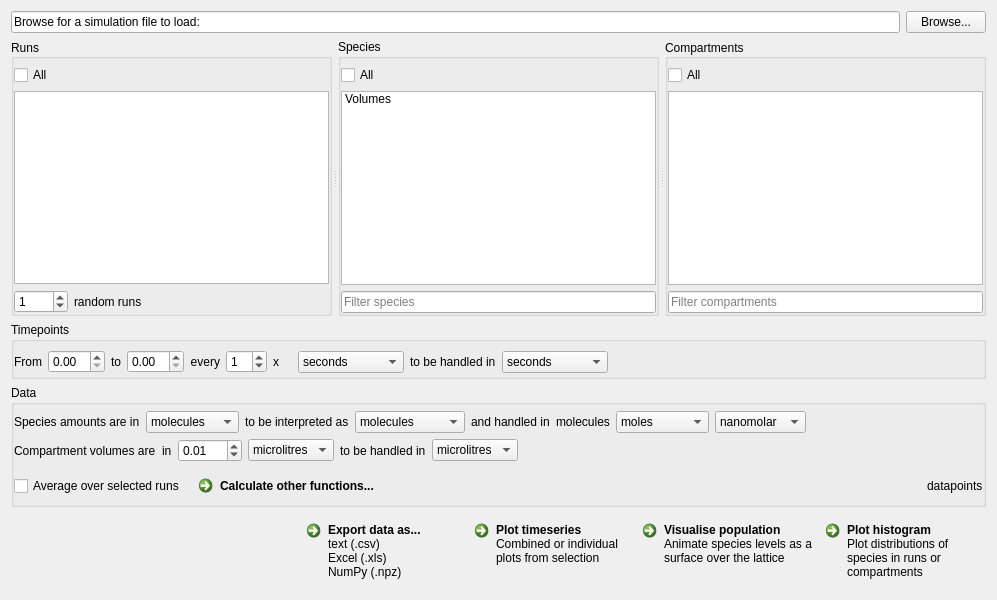
jvb/infobiotics-dashboard, file infobiotics/mcss/results/mcss_results_widget.ui: the form before one commit.
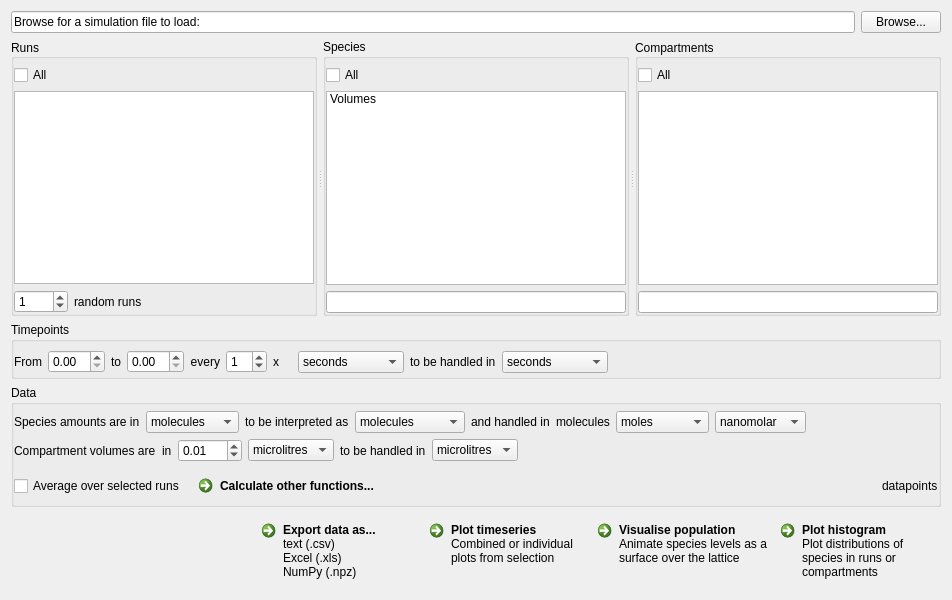
The form after the commit. Icons and pictures are not drawn. Custom widgets are drawn as their Qt base class.

Commit message: Removed placeholder text value from mcss_results_widget.ui (this is set conditionally in commons/pyqt4/list_widget.py though)

What changed in the file:
```diff
--- a/infobiotics/mcss/results/mcss_results_widget.ui
+++ b/infobiotics/mcss/results/mcss_results_widget.ui
@@ -9,7 +9,7 @@
    <rect>
     <x>0</x>
     <y>0</y>
-    <width>997</width>
+    <width>952</width>
     <height>600</height>
    </rect>
   </property>
@@ -329,7 +329,7 @@
             <string>Filter Species</string>
            </property>
            <property name="placeholderText">
-            <string>Filter species</string>
+            <string/>
            </property>
           </widget>
          </item>
@@ -434,7 +434,7 @@
             <string>Filter Compartments</string>
            </property>
            <property name="placeholderText">
-            <string>Filter compartments</string>
+            <string/>
            </property>
           </widget>
          </item>
```
Left out of the diff: 4 changed lines with no effect on the pictures. The commit also changes 3 other files.
